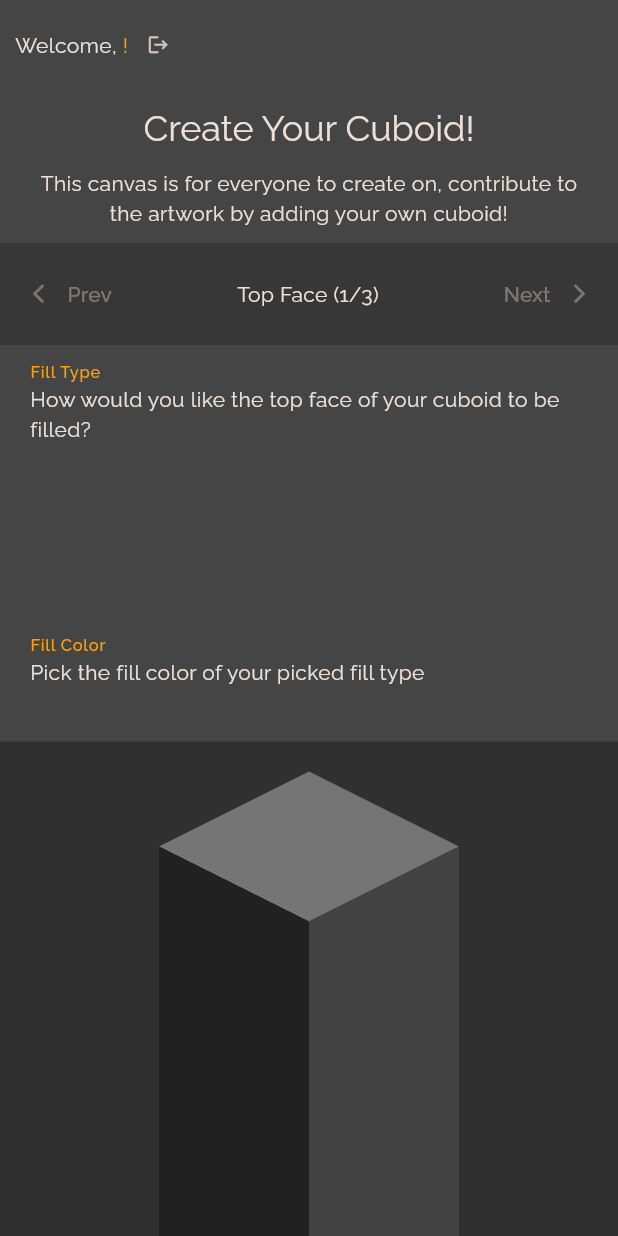
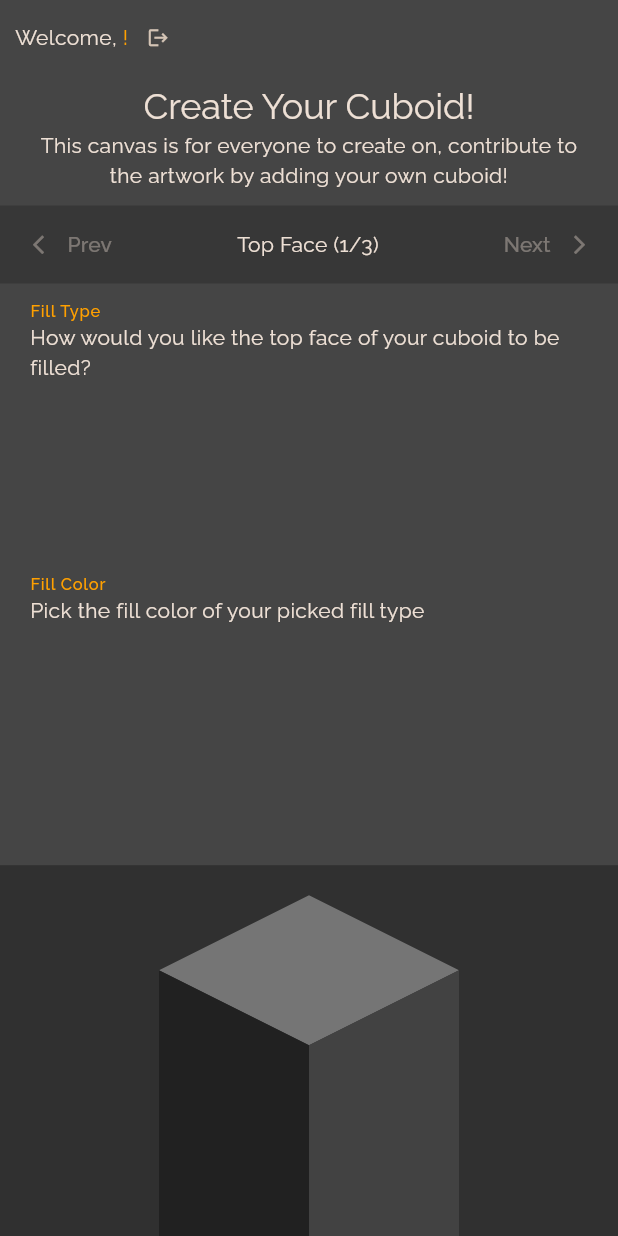
Before and after one commit to Roaa94/gen_art_canvas, a Flutter app: the screen it shows once a user with an empty profile is signed in, on a phone screen of 412 x 824 dp. Run offline on Flutter 3.47's test engine with Material 2 defaults, Android fonts, the phone set to English and light mode, and no system bars; our stand-ins replace cloud_firestore, equatable, firebase_auth, firebase_core, flutter_riverpod; accounts and stored records are empty.

Commit message:
fix: UI fixes

```diff
--- a/lib/cuboids/pages/cuboids_canvas_artist_page.dart
+++ b/lib/cuboids/pages/cuboids_canvas_artist_page.dart
@@ -36,7 +36,7 @@ class CuboidsCanvasArtistPage extends ConsumerWidget {
                   children: [
                     Padding(
                       padding:
-                          const EdgeInsets.only(top: 10, bottom: 20, left: 10),
+                          const EdgeInsets.only(top: 5, bottom: 10, left: 10),
                       child: ArtistHomeInfo(
                         authArtist,
                         onSignOut: () =>
--- a/lib/cuboids/widgets/cuboids_creator_bottom_sheet.dart
+++ b/lib/cuboids/widgets/cuboids_creator_bottom_sheet.dart
@@ -64,7 +64,7 @@ class _CuboidsCreatorBottomSheetState
 
   @override
   Widget build(BuildContext context) {
-    final cuboidPreviewSectionHeight = MediaQuery.of(context).size.height * 0.4;
+    final cuboidPreviewSectionHeight = MediaQuery.of(context).size.height * 0.3;
     final activeFaceIndex = ref.watch(activeFaceIndexProvider);
     final activeFace = CuboidFaceDirection.values[activeFaceIndex];
     final cuboidFormData = ref.watch(cuboidFormProvider);
@@ -86,7 +86,6 @@ class _CuboidsCreatorBottomSheetState
                   'Create Your Cuboid!',
                   style: Theme.of(context).textTheme.headlineSmall,
                 ),
-                const SizedBox(height: 10),
                 const Text(
                   'This canvas is for everyone to create on, contribute to the artwork by adding your own cuboid!',
                   textAlign: TextAlign.center,
@@ -99,7 +98,7 @@ class _CuboidsCreatorBottomSheetState
             color: Colors.black.withOpacity(0.2),
             padding: const EdgeInsets.symmetric(
               horizontal: 10,
-              vertical: 10,
+              vertical: 2,
             ),
             child: Row(
               children: [
```
